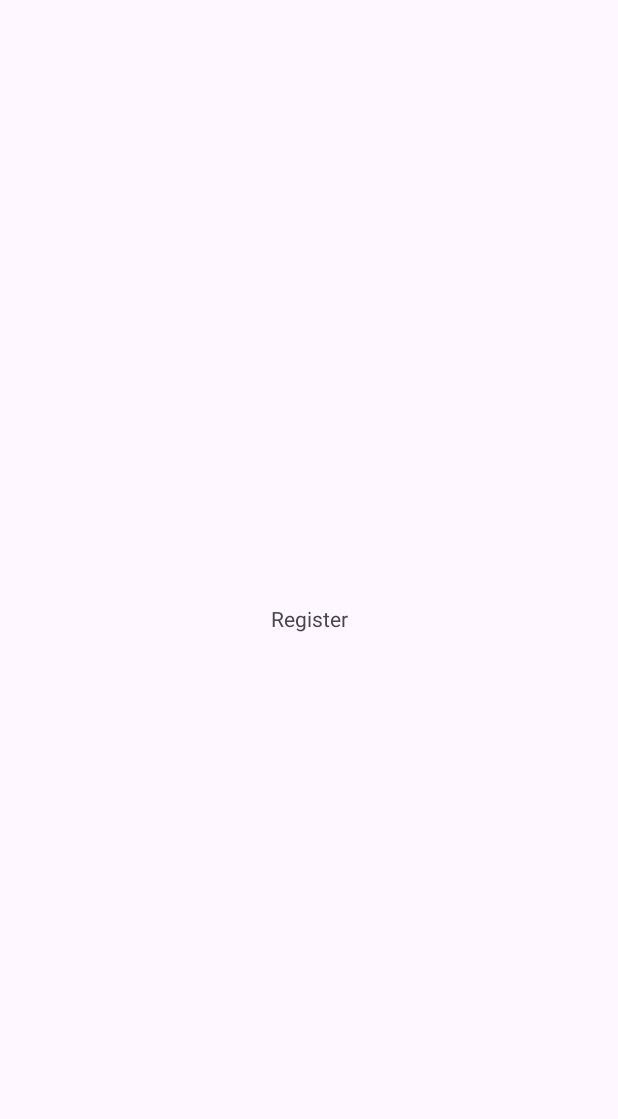
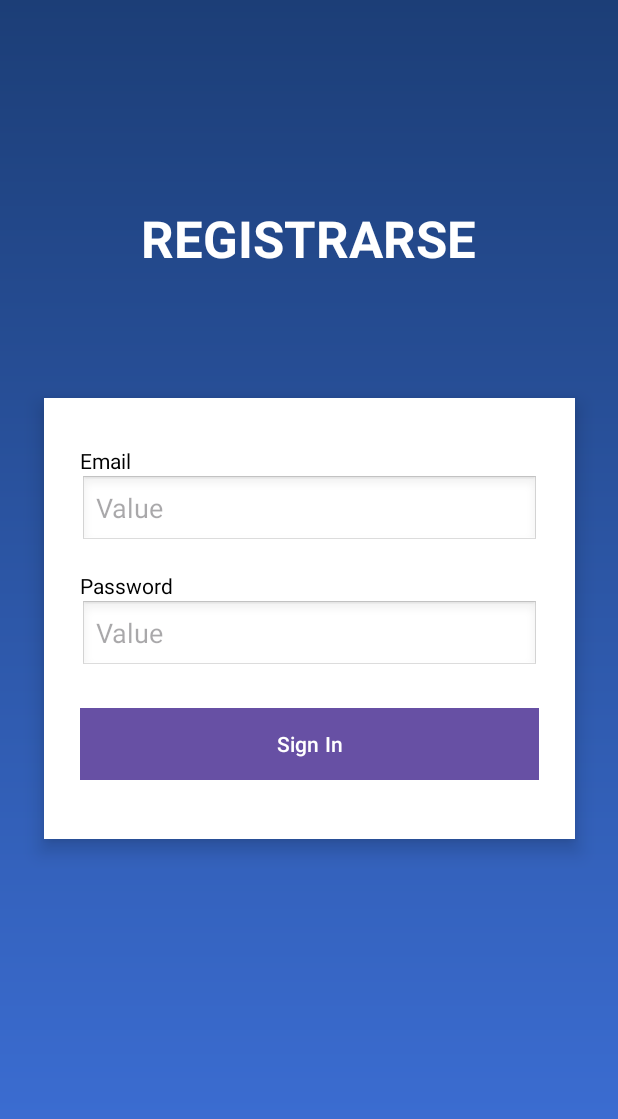
Before and after one commit to leTzSEL/ApiceClock_ProyectoFinalDAM, an Android app: the RegisterActivity screen opened directly, with no data from a screen before it, on a phone screen of 412 x 824 dp. Before the commit the part shown is almost empty. Shown: the top 1119 px of the screen. Run offline under Robolectric (Android 15) with nearby library versions, the phone set to English and light mode, and no system bars.

Commit message:
pagina register sin acabar(comprobar)

```diff
--- a/app/src/main/res/layout/activity_register.xml
+++ b/app/src/main/res/layout/activity_register.xml
@@ -5,15 +5,85 @@
     android:id="@+id/main"
     android:layout_width="match_parent"
     android:layout_height="match_parent"
+    android:background="@drawable/background_gradient"
     tools:context=".RegisterActivity">
 
     <TextView
-        android:id="@+id/textView2"
+        android:id="@+id/titleText"
         android:layout_width="wrap_content"
         android:layout_height="wrap_content"
-        android:text="Register"
+        android:layout_alignParentStart="true"
+        android:layout_alignParentTop="true"
+        android:layout_alignParentEnd="true"
+        android:layout_marginTop="136dp"
+        android:text="REGISTRARSE"
+        android:textColor="#FFFFFF"
+        android:textSize="34sp"
+        android:textStyle="bold"
+        app:layout_constraintEnd_toEndOf="parent"
+        app:layout_constraintHorizontal_bias="0.497"
+        app:layout_constraintStart_toStartOf="parent"
+        app:layout_constraintTop_toTopOf="parent" />
+
+    <LinearLayout
+        android:id="@+id/loginContainer"
+        android:layout_width="354dp"
+        android:layout_height="294dp"
+        android:layout_alignParentStart="true"
+        android:layout_alignParentTop="true"
+        android:layout_alignParentEnd="true"
+        android:layout_alignParentBottom="true"
+        android:background="@android:color/white"
+        android:elevation="8dp"
+        android:orientation="vertical"
+        android:padding="24dp"
         app:layout_constraintBottom_toBottomOf="parent"
         app:layout_constraintEnd_toEndOf="parent"
         app:layout_constraintStart_toStartOf="parent"
-        app:layout_constraintTop_toTopOf="parent" />
+        app:layout_constraintTop_toTopOf="parent">
+
+        <!-- Email -->
+        <TextView
+            android:layout_width="wrap_content"
+            android:layout_height="wrap_content"
+            android:layout_marginTop="8dp"
+            android:text="Email"
+            android:textColor="#000000" />
+
+        <!-- Password -->
+        <EditText
+            android:id="@+id/emailInput"
+            android:layout_width="match_parent"
+            android:layout_height="48dp"
+            android:background="@android:drawable/edit_text"
+            android:hint="Value"
+            android:inputType="textEmailAddress" />
+
+        <TextView
+            android:layout_width="wrap_content"
+            android:layout_height="wrap_content"
+            android:layout_marginTop="16dp"
+            android:text="Password"
+            android:textColor="#000000" />
+
+        <EditText
+            android:id="@+id/passwordInput"
+            android:layout_width="match_parent"
+            android:layout_height="48dp"
+            android:background="@android:drawable/edit_text"
+            android:hint="Value"
+            android:inputType="textPassword" />
+
+        <!-- Botón -->
+        <Button
+            android:id="@+id/signInButton"
+            android:layout_width="match_parent"
+            android:layout_height="wrap_content"
+            android:layout_marginTop="24dp"
+            android:background="#1C1C1C"
+            android:text="Sign In"
+            android:textColor="#FFFFFF" />
+    </LinearLayout>
+
+
 </androidx.constraintlayout.widget.ConstraintLayout>
```
Also changed, not shown: app/src/main/res/layout/activity_log_in.xml (+79 -8 lines).
